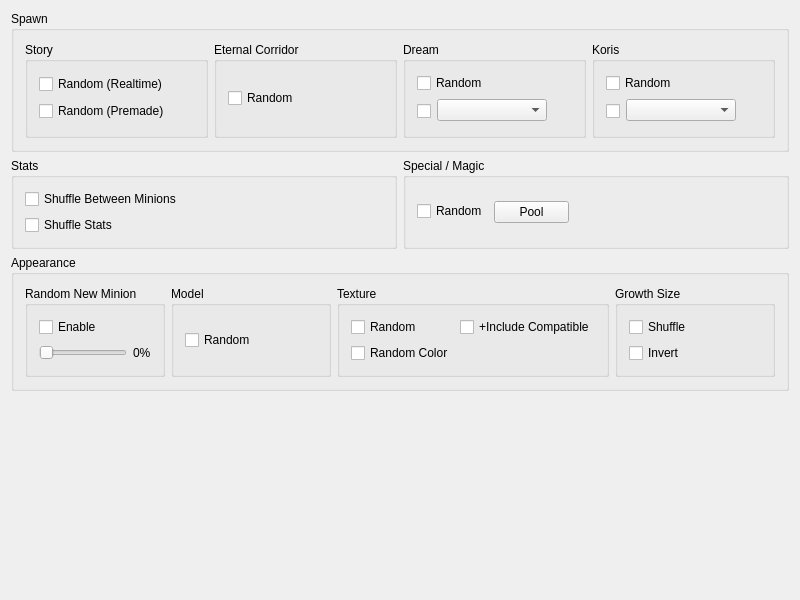
First picture: the form in src/FrontendQt/MinionWidget.ui, repository Meos4/Jade-Cocoon-Randomizer, before the edit.
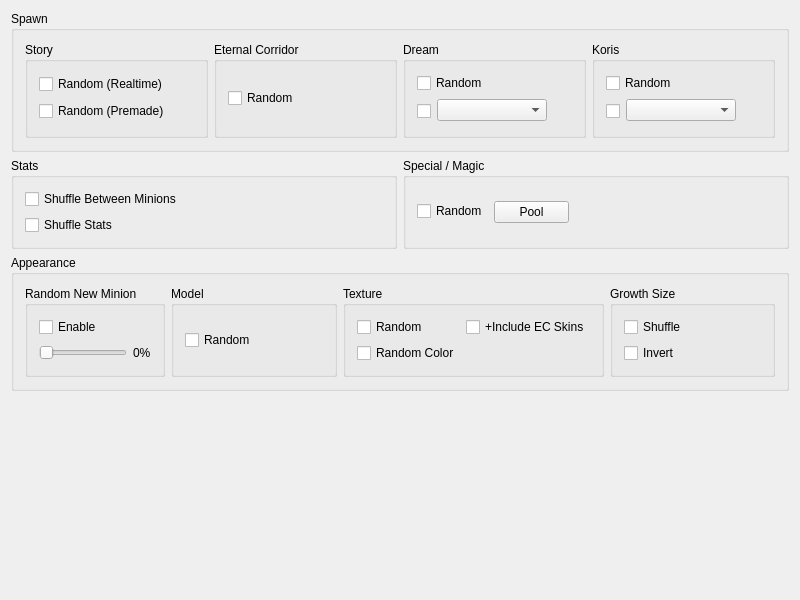
Second picture: the form after the edit.

Commit message: Always include the Dark Arpatron texture in the minion texture pool

The edit to the form file:
```diff
--- a/src/FrontendQt/MinionWidget.ui
+++ b/src/FrontendQt/MinionWidget.ui
@@ -428,7 +428,7 @@
             <string/>
            </property>
            <property name="text">
-            <string>+Include Compatible</string>
+            <string>+Include EC Skins</string>
            </property>
           </widget>
          </item>
```
Left out of the diff: 2 changed lines with no effect on the pictures. The commit also changes 5 other files.
